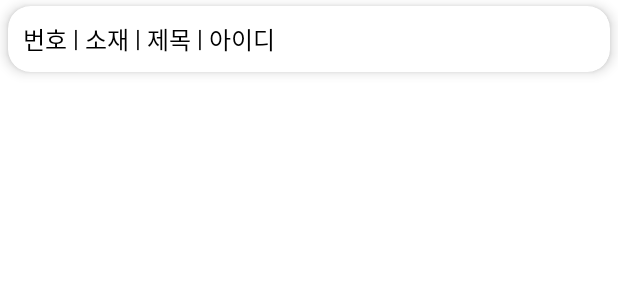
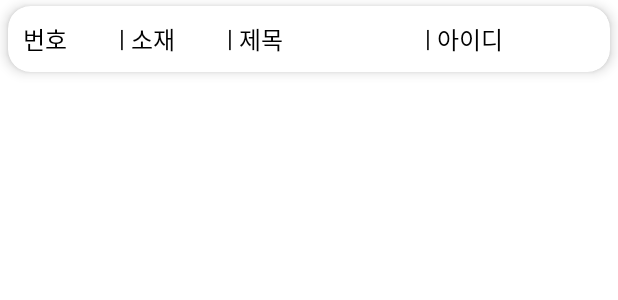
Before and after one commit to opensource2023-2/optest, an Android app: the layout board_list.xml on its own in the app's theme, with its tools: preview values and no code run, on a phone screen of 412 x 824 dp. Shown: the top 300 px of the screen. Run offline under Robolectric (Android 15) with nearby library versions, the phone set to English and light mode, and no system bars.

Commit message:
board code end

```diff
--- a/app/src/main/java/com/example/test/boardadapter.java
+++ b/app/src/main/java/com/example/test/boardadapter.java
@@ -30,28 +30,28 @@ public class boardadapter extends RecyclerView.Adapter<boardadapter.ViewHolder>{
 
     @Override
     public void onBindViewHolder(@NonNull ViewHolder holder, int position) {
-        String textofdbnum = String.format("%6s",arrayList.get(position).getDbnum());
+        String textofdbnum = String.format("%-6s",arrayList.get(position).getDbnum());
         if (textofdbnum.length() > 6){
             textofdbnum = textofdbnum.substring(0, 6);
         }
         textofdbnum = "  " + textofdbnum + " ";
         holder.dbnum.setText(textofdbnum);
 
-        String textofmaterial = String.format("%12s",arrayList.get(position).getMaterial());
+        String textofmaterial = String.format("%-12s",arrayList.get(position).getMaterial());
         if (textofmaterial.length() > 12){
             textofmaterial = textofmaterial.substring(0, 12);
         }
         textofmaterial = " " + textofmaterial + " ";
         holder.material.setText(textofmaterial);
 
-        String textoftitle = String.format("%27s", arrayList.get(position).getTitle());
+        String textoftitle = String.format("%-27s", arrayList.get(position).getTitle());
         if(textoftitle.length() > 27){
             textoftitle = textoftitle.substring(0, 27);
         }
         textoftitle = " " + textoftitle + " ";
         holder.title.setText(textoftitle);
 
-        String textofwriterid = String.format("%15s",arrayList.get(position).getWriterID());
+        String textofwriterid = String.format("%-15s",arrayList.get(position).getWriterID());
         if (textofwriterid.length() > 15){
             textofwriterid = textofwriterid.substring(0, 15);
         }
--- a/app/src/main/res/layout/activity_board.xml
+++ b/app/src/main/res/layout/activity_board.xml
@@ -66,7 +66,7 @@
         android:layout_width="wrap_content"
         android:layout_height="wrap_content"
         android:layout_marginTop="90dp"
-        android:text="       번호    |      소재      |               제목               |              아이디            "
+        android:text="         번호      |       소재      |               제목               |              아이디            "
         android:textStyle="bold"
 
     />
--- a/app/src/main/res/layout/board_list.xml
+++ b/app/src/main/res/layout/board_list.xml
@@ -17,7 +17,7 @@
 
         <TextView
             android:id="@+id/list_item_bnum"
-            android:layout_width="wrap_content"
+            android:layout_width="60dp"
             android:layout_height="wrap_content"
             android:text="번호"
             android:textSize="16sp"
@@ -34,7 +34,7 @@
 
         <TextView
             android:id="@+id/list_item_material"
-            android:layout_width="wrap_content"
+            android:layout_width="60dp"
             android:layout_height="wrap_content"
             android:layout_toEndOf="@id/notenterfield1"
             android:text="소재"
@@ -52,7 +52,7 @@
 
         <TextView
             android:id="@+id/list_item_title"
-            android:layout_width="wrap_content"
+            android:layout_width="120dp"
             android:layout_height="wrap_content"
             android:layout_toEndOf="@id/noteneterfield2"
             android:text="제목"
@@ -70,7 +70,7 @@
 
         <TextView
             android:id="@+id/list_item_writerid"
-            android:layout_width="wrap_content"
+            android:layout_width="120dp"
             android:layout_height="wrap_content"
             android:layout_toEndOf="@id/noteneterfield3"
             android:text="아이디"
```
